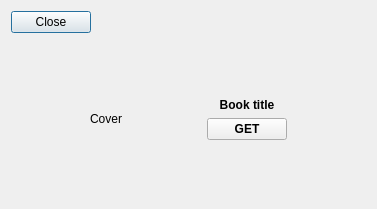
Old version of the form bookinfodialog.ui in the repository Quill-OS/quill.
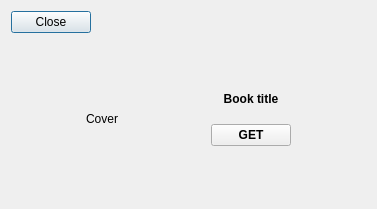
New version of the form.

Commit message: Improve bookInfoDialog layout

Patch:
```diff
--- a/bookinfodialog.ui
+++ b/bookinfodialog.ui
@@ -43,6 +43,9 @@
    </item>
    <item>
     <layout class="QGridLayout" name="gridLayout">
+     <property name="horizontalSpacing">
+      <number>18</number>
+     </property>
      <item row="0" column="1">
       <widget class="QLabel" name="bookCoverLabel">
        <property name="text">
@@ -55,6 +58,9 @@
      </item>
      <item row="0" column="3">
       <layout class="QGridLayout" name="gridLayout_2">
+       <property name="verticalSpacing">
+        <number>18</number>
+       </property>
        <item row="1" column="0">
         <widget class="QLabel" name="bookTitleLabel">
          <property name="font">
```
